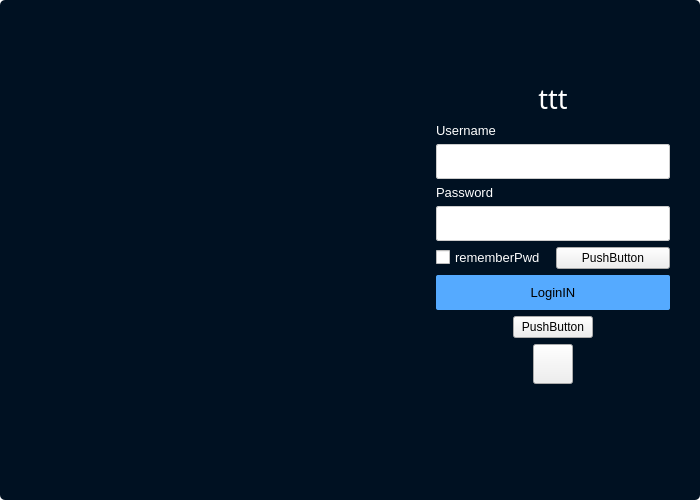
Before: the Qt Designer form component/auth.ui in zyxeeker/Inn-client, drawn with Qt 5.
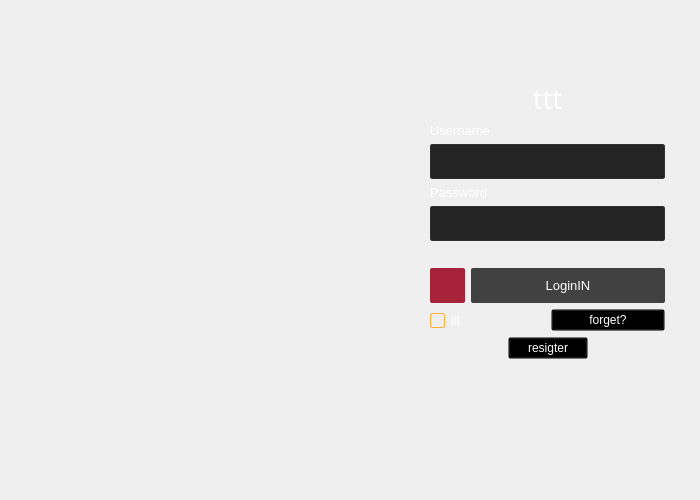
After: the same form once the commit is applied. Icons and pictures are not drawn.

Commit message: 🛠[update]界面调整

The edit to the form file:
```diff
--- a/component/auth.ui
+++ b/component/auth.ui
@@ -25,11 +25,6 @@
   <property name="windowTitle">
    <string>Auth</string>
   </property>
-  <property name="styleSheet">
-   <string notr="true">#Auth{
-background-color: transparent;
-}</string>
-  </property>
   <layout class="QGridLayout" name="gridLayout">
    <property name="leftMargin">
     <number>0</number>
@@ -47,9 +42,7 @@
     <widget class="QWidget" name="content" native="true">
      <property name="styleSheet">
       <string notr="true">#content{
-background-image: url(:/common/resource/bk.png);
-/*background-color: rgb(255, 255, 255);*/
-	background-color: #001122;
+background-image: url(:/auth/resource/bk.png);
 border-radius: 5px;
 }</string>
      </property>
@@ -68,27 +61,6 @@
       </property>
       <item row="0" column="0">
        <layout class="QHBoxLayout" name="horizontalLayout_4">
-        <item>
-         <widget class="QLabel" name="label">
-          <property name="sizePolicy">
-           <sizepolicy hsizetype="MinimumExpanding" vsizetype="Preferred">
-            <horstretch>1</horstretch>
-            <verstretch>0</verstretch>
-           </sizepolicy>
-          </property>
-          <property name="maximumSize">
-           <size>
-            <width>400</width>
-            <height>16777215</height>
-           </size>
-          </property>
-          <property name="styleSheet">
-           <string notr="true">border-top-left-radius: 5px;
-border-bottom-left-radius:5px;
-/*background-image: url(:/common/resource/wave-haikei.png);*/</string>
-          </property>
-         </widget>
-        </item>
         <item>
          <spacer name="horizontalSpacer_3">
           <property name="orientation">
@@ -99,7 +71,7 @@
           </property>
           <property name="sizeHint" stdset="0">
            <size>
-            <width>30</width>
+            <width>430</width>
             <height>20</height>
            </size>
           </property>
@@ -182,8 +154,13 @@
               </property>
               <property name="styleSheet">
                <string notr="true">QLineEdit{
+	color:white;
     border-radius:2px;
-    border:1px solid #cccccc;
+	padding:5px;
+    border:1px solid rgb(48, 48, 48);
+	background-color: rgb(36, 36, 36);
+	selection-background-color: rgb(251, 174, 60);
+	selection-color: rgb(36, 36, 36);
 }
 QLineEdit:focus{
     
@@ -224,8 +201,13 @@
               </property>
               <property name="styleSheet">
                <string notr="true">QLineEdit{
+	color:white;
     border-radius:2px;
-    border:1px solid #cccccc;
+	padding:5px;
+    border:1px solid rgb(48, 48, 48);
+	background-color: rgb(36, 36, 36);
+	selection-background-color: rgb(251, 174, 60);
+	selection-color: rgb(36, 36, 36);
 }
 QLineEdit:focus{
 	border-color: rgb(144, 187, 255);
@@ -236,6 +218,115 @@
               </property>
              </widget>
             </item>
+            <item>
+             <widget class="QLabel" name="tip">
+              <property name="font">
+               <font>
+                <family>Microsoft YaHei UI</family>
+                <pointsize>10</pointsize>
+               </font>
+              </property>
+              <property name="styleSheet">
+               <string notr="true">color: rgb(251, 174, 60);</string>
+              </property>
+             </widget>
+            </item>
+            <item>
+             <layout class="QHBoxLayout" name="horizontalLayout_5">
+              <item>
+               <widget class="QPushButton" name="exitBtn">
+                <property name="minimumSize">
+                 <size>
+                  <width>35</width>
+                  <height>35</height>
+                 </size>
+                </property>
+                <property name="maximumSize">
+                 <size>
+                  <width>35</width>
+                  <height>35</height>
+                 </size>
+                </property>
+                <property name="cursor">
+                 <cursorShape>PointingHandCursor</cursorShape>
+                </property>
+                <property name="styleSheet">
+                 <string notr="true">QPushButton{
+border-radius:2px;
+background-color:#A7233A;
+}
+
+QPushButton:hover {
+background-color:rgb(205, 45, 75);
+color:white;
+}
+
+QPushButton:pressed {
+background-color:rgb(205, 45, 75);
+}
+
+QPushButton:disabled {
+background-color:gray;
+color:lightgray;
+}</string>
+                </property>
+                <property name="icon">
+                 <iconset resource="../res.qrc">
+                  <normaloff>:/auth/resource/exit.png</normaloff>:/auth/resource/exit.png</iconset>
+                </property>
+                <property name="iconSize">
+                 <size>
+                  <width>15</width>
+                  <height>15</height>
+                 </size>
+                </property>
+               </widget>
+              </item>
+              <item>
+               <widget class="QPushButton" name="loginBtn">
+                <property name="minimumSize">
+                 <size>
+                  <width>0</width>
+                  <height>35</height>
+                 </size>
+                </property>
+                <property name="font">
+                 <font>
+                  <family>Microsoft YaHei UI</family>
+                  <pointsize>10</pointsize>
+                 </font>
+                </property>
+                <property name="cursor">
+                 <cursorShape>PointingHandCursor</cursorShape>
+                </property>
+                <property name="styleSheet">
+                 <string notr="true">QPushButton{
+border-radius:2px;
+background-color:rgb(65, 65, 65);
+color:white;
+}
+
+QPushButton:hover {
+background-color:rgba(251, 174, 60, 250);
+color:white;
+}
+
+QPushButton:pressed {
+background-color:rgba(251, 174, 60, 250);
+}
+
+QPushButton:disabled {
+background-color:gray;
+color:lightgray;
+}</string>
+                </property>
+                <property name="text">
+                 <string>LoginIN</string>
+                </property>
+               </widget>
+              </item>
+             </layout>
+            </item>
             <item>
              <layout class="QHBoxLayout" name="horizontalLayout">
               <item>
@@ -247,45 +338,58 @@
                  </font>
                 </property>
                 <property name="styleSheet">
-                 <string notr="true">color:white;</string>
+                 <string notr="true">QCheckBox{
+color:white;
+}
+QCheckBox::indicator {
+border:1px solid rgb(251, 174, 60);
+border-radius:2px;
+background:transparent;
+width:13px;
+height:13px;
+}
+QCheckBox::indicator:unchecked:hover{
+	background-color: rgba(255, 255, 255, 50);
+}
+QCheckBox::indicator:checked{
+background:rgb(251, 174, 60);
+image: url(:/common/resource/checked.png);
+}</string>
                 </property>
                 <property name="text">
-                 <string>rememberPwd</string>
+                 <string>lll</string>
                 </property>
                </widget>
               </item>
               <item>
                <widget class="QPushButton" name="forgetPwd">
+                <property name="font">
+                 <font>
+                  <family>Microsoft YaHei UI</family>
+                  <pointsize>9</pointsize>
+                 </font>
+                </property>
+                <property name="styleSheet">
+                 <string notr="true">QPushButton{
+color:white;
+background-color:transparent;
+}
+
+QPushButton:hover {
+color:rgb(251, 174, 60);
+}
+
+QPushButton:disabled {
+color:lightgray;
+}</string>
+                </property>
                 <property name="text">
-                 <string>PushButton</string>
+                 <string>forget?</string>
                 </property>
                </widget>
               </item>
              </layout>
             </item>
-            <item>
-             <widget class="QPushButton" name="loginBtn">
-              <property name="minimumSize">
-               <size>
-                <width>0</width>
-                <height>35</height>
-               </size>
-              </property>
-              <property name="font">
-               <font>
-                <family>Microsoft YaHei UI</family>
-                <pointsize>10</pointsize>
-               </font>
-              </property>
-              <property name="styleSheet">
-               <string notr="true">border-radius:2px;
-background-color: rgb(85, 170, 255);</string>
-              </property>
-              <property name="text">
-               <string>LoginIN</string>
-              </property>
-             </widget>
-            </item>
             <item>
              <layout class="QHBoxLayout" name="horizontalLayout_2">
               <item>
@@ -303,8 +407,28 @@
               </item>
               <item>
                <widget class="QPushButton" name="pushButton_3">
+                <property name="font">
+                 <font>
+                  <family>Microsoft YaHei UI</family>
+                  <pointsize>9</pointsize>
+                 </font>
+                </property>
+                <property name="styleSheet">
+                 <string notr="true">QPushButton{
+color:white;
+background-color:transparent;
+}
+
+QPushButton:hover {
+color:rgb(251, 174, 60);
+}
+
+QPushButton:disabled {
+color:lightgray;
+}</string>
+                </property>
                 <property name="text">
-                 <string>PushButton</string>
+                 <string>resigter</string>
                 </property>
                </widget>
               </item>
@@ -325,55 +449,6 @@
             </item>
            </layout>
           </item>
-          <item>
-           <layout class="QHBoxLayout" name="horizontalLayout_3">
-            <item>
-             <spacer name="horizontalSpacer_6">
-              <property name="orientation">
-               <enum>Qt::Horizontal</enum>
-              </property>
-              <property name="sizeHint" stdset="0">
-               <size>
-                <width>0</width>
-                <height>0</height>
-               </size>
-              </property>
-             </spacer>
-            </item>
-            <item>
-             <widget class="QPushButton" name="exitBtn">
-              <property name="minimumSize">
-               <size>
-                <width>40</width>
-                <height>40</height>
-               </size>
-              </property>
-              <property name="maximumSize">
-               <size>
-                <width>40</width>
-                <height>40</height>
-               </size>
-              </property>
-              <property name="text">
-               <string/>
-              </property>
-             </widget>
-            </item>
-            <item>
-             <spacer name="horizontalSpacer_7">
-              <property name="orientation">
-               <enum>Qt::Horizontal</enum>
-              </property>
-              <property name="sizeHint" stdset="0">
-               <size>
-                <width>0</width>
-                <height>0</height>
-               </size>
-              </property>
-             </spacer>
-            </item>
-           </layout>
-          </item>
           <item>
            <spacer name="verticalSpacer">
             <property name="orientation">
@@ -399,7 +474,7 @@
           </property>
           <property name="sizeHint" stdset="0">
            <size>
-            <width>30</width>
+            <width>35</width>
             <height>20</height>
            </size>
           </property>
```
Left out of the diff: 25 changed lines with no effect on the pictures. The commit also changes 1 other file.
